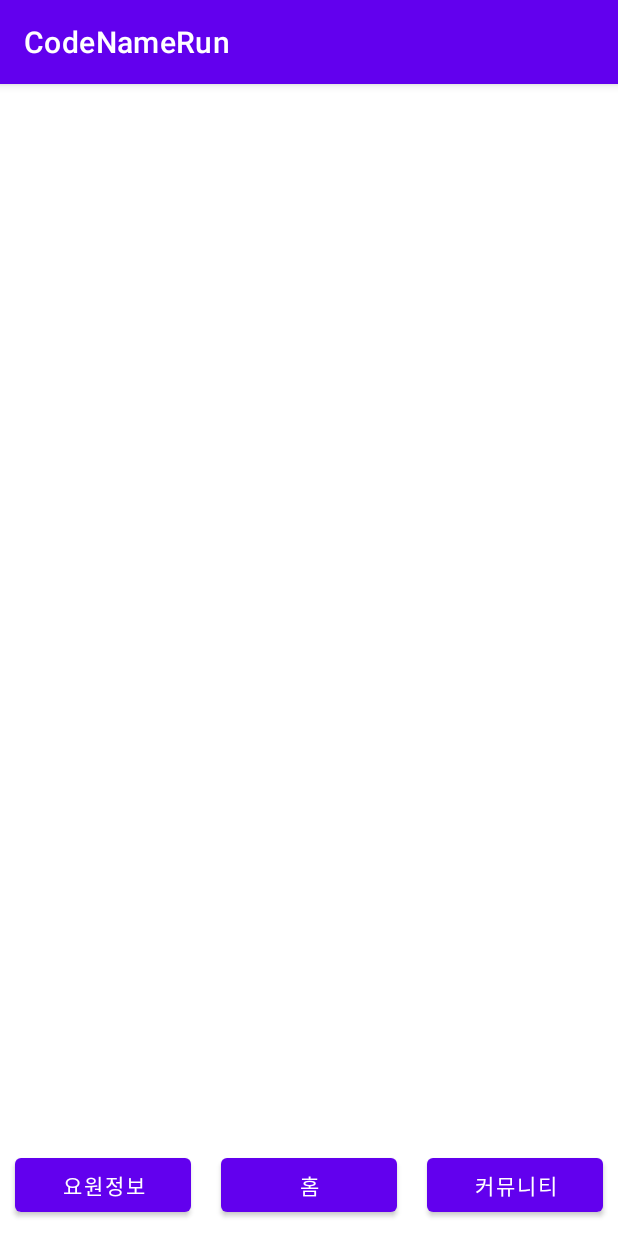
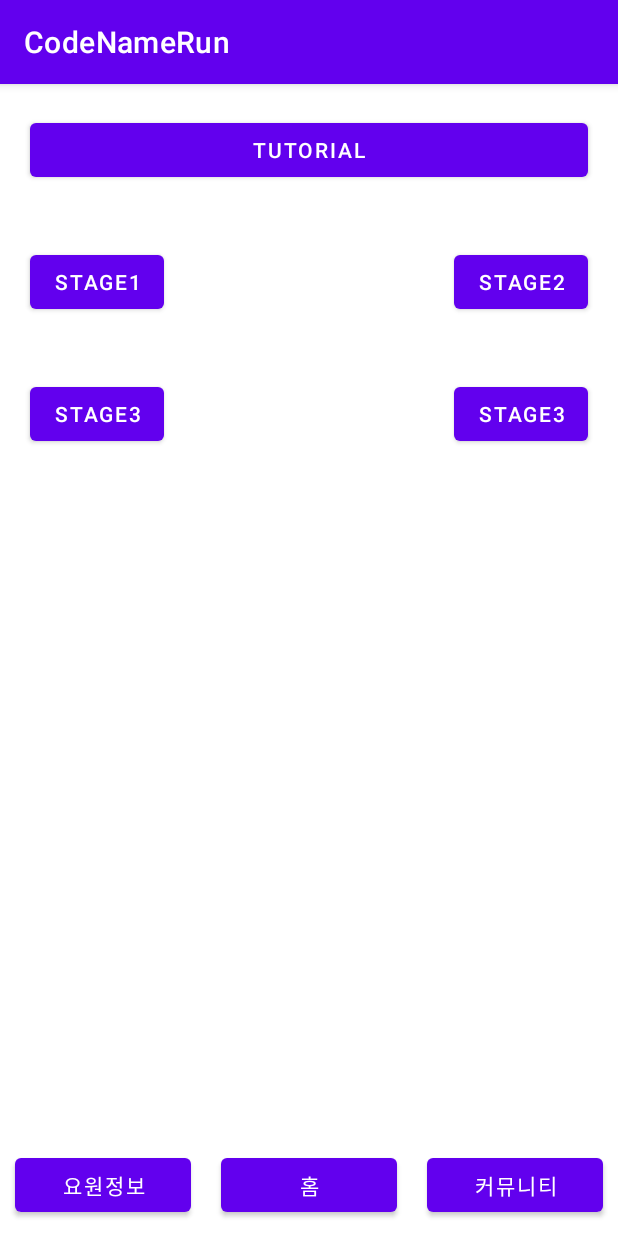
Before and after one commit to GC211MP/Front-End, an Android app: the Home screen opened directly, with no data from a screen before it, on a phone screen of 412 x 824 dp. Run offline under Robolectric (Android 15) with nearby library versions, the phone set to English and light mode, and no system bars.

Commit message:
Add stage button on home
Add stage button on home
need to be designed

```diff
--- a/CodeNameRun/app/src/main/res/layout/activity_home.xml
+++ b/CodeNameRun/app/src/main/res/layout/activity_home.xml
@@ -6,6 +6,50 @@
     android:layout_width="match_parent"
     android:layout_height="match_parent"
     tools:context=".Home">
+
+    <Button
+        android:id="@+id/TutorialStageButton"
+        android:layout_width="match_parent"
+        android:layout_height="wrap_content"
+        android:layout_centerHorizontal="true"
+        android:text="Tutorial"
+        android:layout_margin="20dp"/>
+
+    <Button
+        android:id="@+id/Stage1Button"
+        android:layout_width="wrap_content"
+        android:layout_height="wrap_content"
+        android:layout_below="@id/TutorialStageButton"
+
+        android:text="Stage1"
+        android:layout_margin="20dp"/>
+
+    <Button
+        android:id="@+id/Stage2Button"
+        android:layout_width="wrap_content"
+        android:layout_height="wrap_content"
+        android:layout_below="@id/TutorialStageButton"
+        android:layout_alignParentRight="true"
+        android:text="Stage2"
+        android:layout_margin="20dp"/>
+
+    <Button
+        android:id="@+id/Stage3Button"
+        android:layout_width="wrap_content"
+        android:layout_height="wrap_content"
+        android:layout_below="@id/Stage1Button"
+
+        android:text="Stage3"
+        android:layout_margin="20dp"/>
+
+    <Button
+        android:id="@+id/Stage4Button"
+        android:layout_width="wrap_content"
+        android:layout_height="wrap_content"
+        android:layout_below="@id/Stage1Button"
+        android:layout_alignParentRight="true"
+        android:text="Stage3"
+        android:layout_margin="20dp"/>
 
     <LinearLayout
         android:layout_width="match_parent"
```
